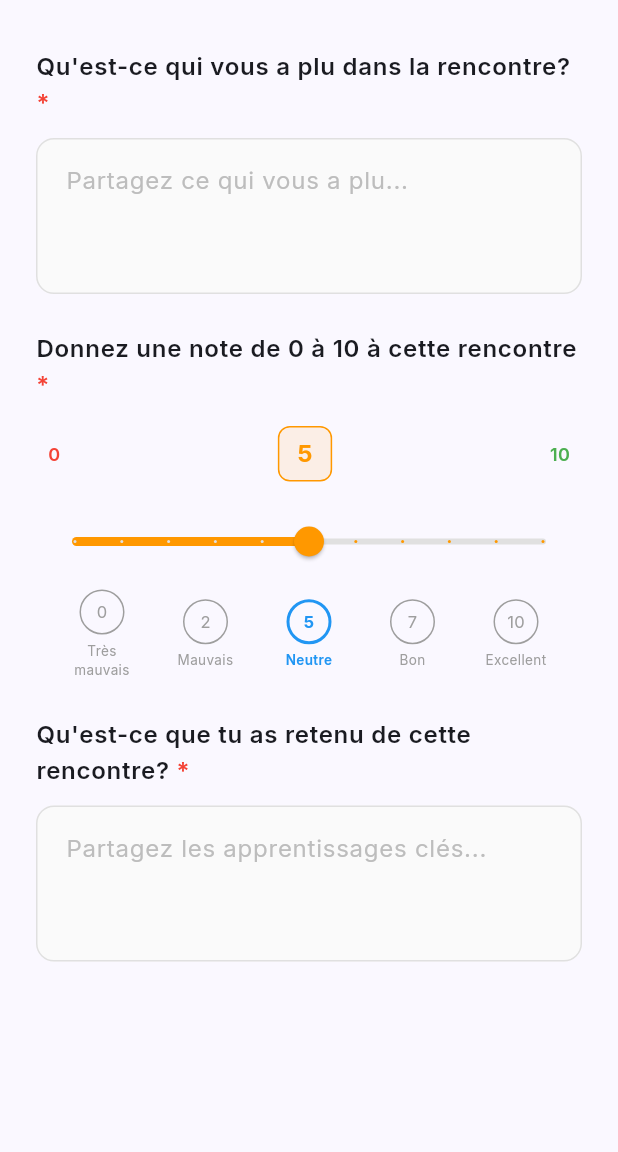
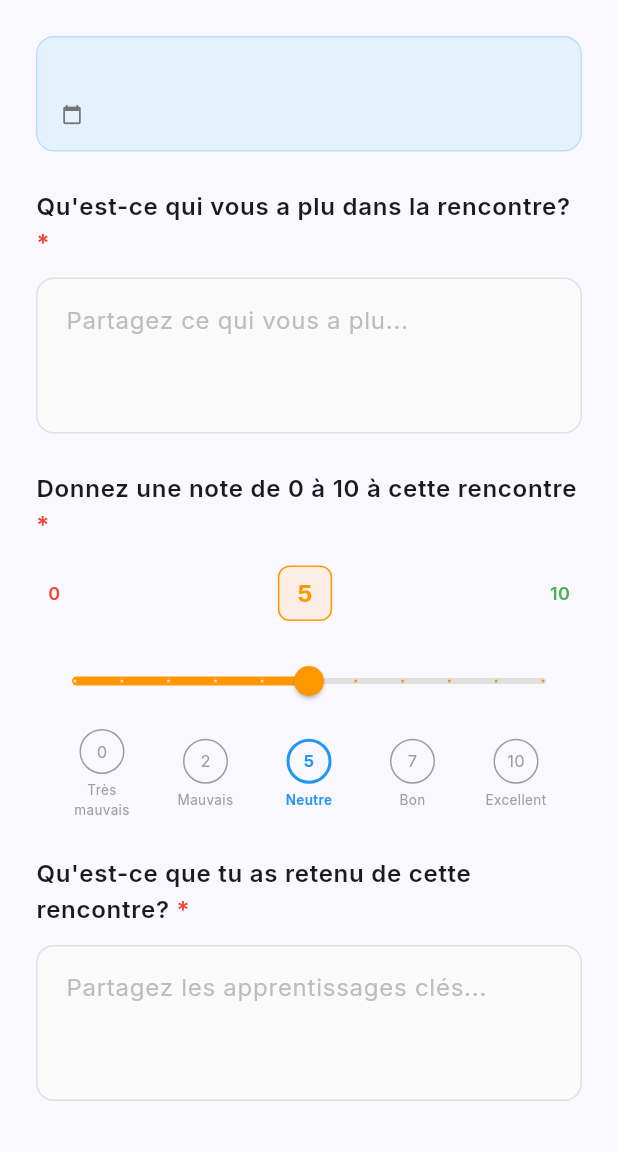
Before and after one commit to mathiasCarlier/coentrepreneurs, a Flutter app: the FeedbackDialog screen opened directly with empty values, on a phone screen of 412 x 824 dp, the part 84-1236 px from its top. Run offline on Flutter 3.47's test engine with Material 3 defaults, Android fonts, the phone set to English and light mode, and no system bars; our stand-ins replace badges, file_picker, flutter_markdown_plus, go_router, google_fonts, image_picker and 3 more; missing offline and left inert: dart:js_interop, universal_html; accounts and stored records are empty; network calls fail.

Commit message:
Enregistrement des modifications

```diff
--- a/lib/pages/admin_events_page.dart
+++ b/lib/pages/admin_events_page.dart
@@ -1,7 +1,6 @@
 // pages/admin_events_page.dart - VERSION AVEC FEEDBACK AUTOMATIQUE
 
 import 'package:flutter/material.dart';
-import 'package:flutter/foundation.dart';
 import 'package:flutter/services.dart';
 import 'package:supabase_flutter/supabase_flutter.dart';
 import 'package:image_picker/image_picker.dart';
@@ -9,7 +8,6 @@ import 'package:file_picker/file_picker.dart';
 import 'package:url_launcher/url_launcher.dart';
 import 'package:flutter_markdown_plus/flutter_markdown_plus.dart';
 import 'package:coentrepreneurs/models/event.dart';
-import 'package:coentrepreneurs/models/user.dart' as user_model;
 import 'package:coentrepreneurs/services/event_service.dart';
 import 'package:coentrepreneurs/services/storage_service.dart';
 import 'package:coentrepreneurs/widgets/event_guests_section.dart';
--- a/lib/pages/home_page.dart
+++ b/lib/pages/home_page.dart
@@ -1326,9 +1326,9 @@ class _MessageFormDialogState extends State<_MessageFormDialog> {
         'read': false,
         'read_by': [widget.user.uid],
         if (link.isNotEmpty) 'link_url': link,
-        if (imageUrl != null) 'image_url': imageUrl,
-        if (fileUrl != null) 'file_url': fileUrl,
-        if (fileName != null) 'file_name': fileName,
+        ...?(imageUrl != null ? {'image_url': imageUrl} : null),
+        ...?(fileUrl != null ? {'file_url': fileUrl} : null),
+        ...?(fileName != null ? {'file_name': fileName} : null),
       });
 
       if (mounted) {
--- a/lib/router_utils.dart
+++ b/lib/router_utils.dart
@@ -1,5 +1,3 @@
-import 'package:supabase_flutter/supabase_flutter.dart';
-
 // Détermine la redirection en fonction de l'état d'authentification.
 // - Si l'utilisateur n'est pas connecté et tente d'accéder à une route
 //   protégée, renvoyer la route de login.
--- a/lib/widgets/feedback_dialog.dart
+++ b/lib/widgets/feedback_dialog.dart
@@ -11,6 +11,8 @@ class FeedbackDialog extends StatefulWidget {
   final String userEmail;
   final String userPrenom;
   final String userNom;
+  final String eventTheme;      // 👈 ajout
+  final String eventDate;       // 👈 ajout
   final VoidCallback onSubmitted;
 
   const FeedbackDialog({
@@ -20,6 +22,8 @@ class FeedbackDialog extends StatefulWidget {
     required this.userEmail,
     required this.userPrenom,
     required this.userNom,
+    required this.eventTheme,   // 👈
+    required this.eventDate,    // 👈
     required this.onSubmitted,
   });
 
@@ -167,7 +171,47 @@ class _FeedbackDialogState extends State<FeedbackDialog> {
             mainAxisSize: MainAxisSize.min,
             crossAxisAlignment: CrossAxisAlignment.start,
             children: [
-                  const SizedBox(height: 8),
+                  // Nom et date de la rencontre
+                  Container(
+                    width: double.infinity,
+                    padding: const EdgeInsets.all(16),
+                    decoration: BoxDecoration(
+                      color: isDark ? Colors.grey[850] : Colors.blue[50],
+                      borderRadius: BorderRadius.circular(12),
+                      border: Border.all(
+                        color: isDark ? Colors.grey[700]! : Colors.blue[100]!,
+                      ),
+                    ),
+                    child: Column(
+                      crossAxisAlignment: CrossAxisAlignment.start,
+                      children: [
+                        Text(
+                          widget.eventTheme,
+                          style: Theme.of(context).textTheme.titleMedium?.copyWith(
+                            fontWeight: FontWeight.bold,
+                          ),
+                        ),
+                        const SizedBox(height: 4),
+                        Row(
+                          children: [
+                            Icon(
+                              Icons.calendar_today,
+                              size: 14,
+                              color: isDark ? Colors.grey[400] : Colors.grey[600],
+                            ),
+                            const SizedBox(width: 6),
+                            Text(
+                              widget.eventDate,
+                              style: Theme.of(context).textTheme.bodySmall?.copyWith(
+                                color: isDark ? Colors.grey[400] : Colors.grey[600],
+                              ),
+                            ),
+                          ],
+                        ),
+                      ],
+                    ),
+                  ),
+                  const SizedBox(height: 24),
 
                   // Question 1: Qu'est-ce qui vous a plu
                   Column(
--- a/lib/widgets/feedback_prompt.dart
+++ b/lib/widgets/feedback_prompt.dart
@@ -145,6 +145,8 @@ class _FeedbackPromptState extends State<FeedbackPrompt> {
           userEmail: currentUser.email,
           userPrenom: currentUser.prenom,
           userNom: currentUser.nom,
+          eventTheme: widget.event.theme,          // 👈
+          eventDate: widget.event.formattedDate,   // 👈 utilise le getter déjà existant
           onSubmitted: () {
             if (kDebugMode) debugPrint('✅ Feedback soumis');
             if (mounted) {
--- a/lib/widgets/invitation_dialog.dart
+++ b/lib/widgets/invitation_dialog.dart
@@ -5,7 +5,7 @@ import 'package:flutter/foundation.dart';
 import 'package:supabase_flutter/supabase_flutter.dart';
 
 /// Affiche un dialogue pour inviter des personnes à un événement
-/// Retourne: List<Map<String, String>> avec email, prenom, nom
+/// Retourne : `List<Map<String, String>>` avec email, prenom, nom
 Future<List<Map<String, String>>?> showInvitationDialog(
   BuildContext context, {
   required String eventId,
```
Also changed, not shown: lib/pages/admin_users_page.dart (+12 -14 lines), lib/widgets/event_card_avec_inscription.dart (+1 -36 lines), 1 other file.
